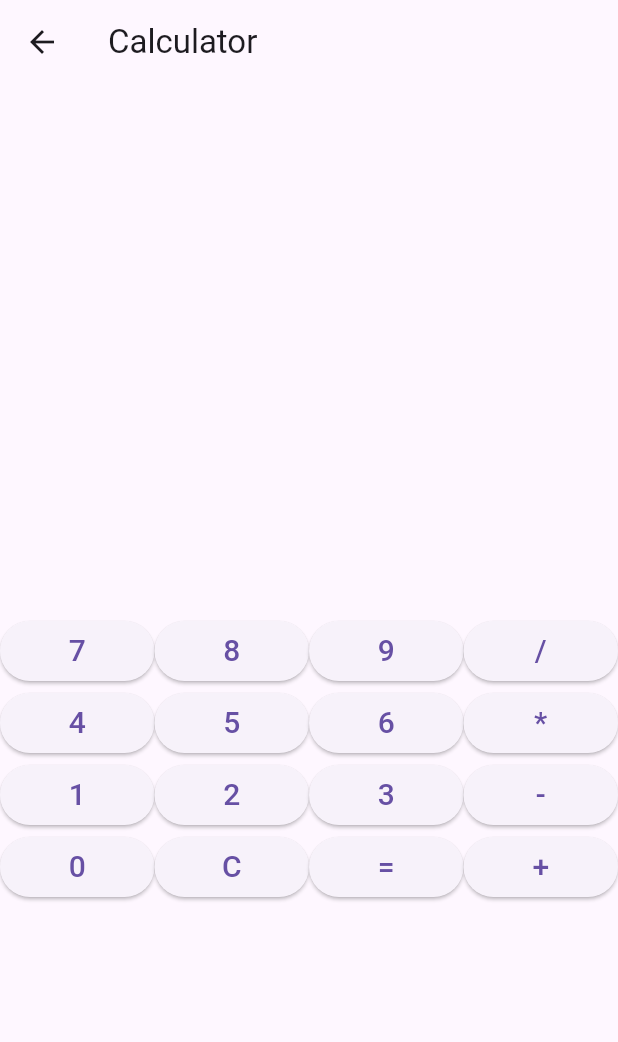
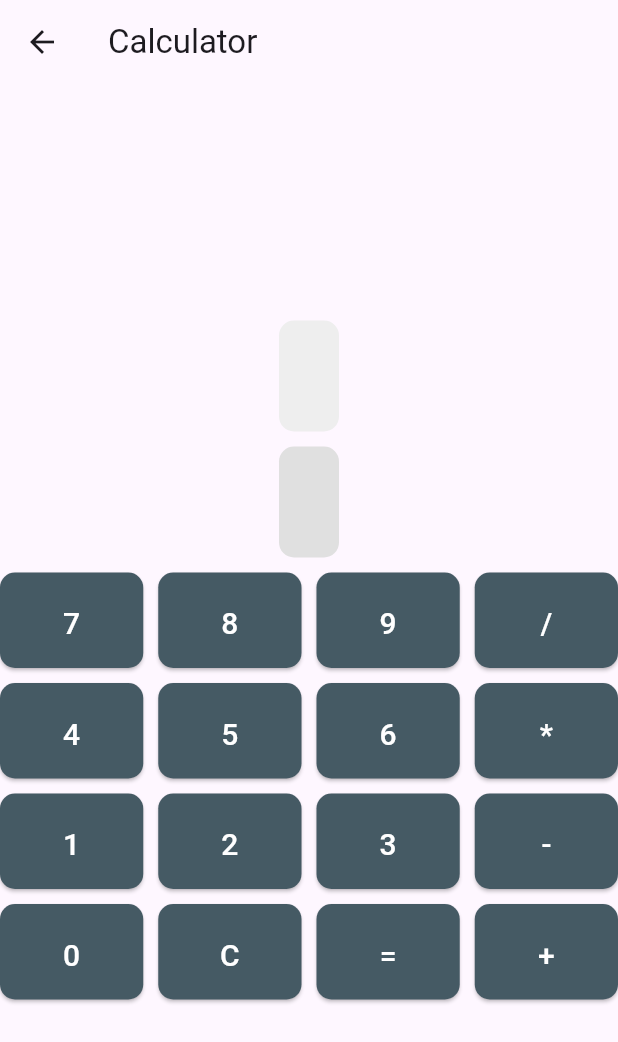
Before and after one commit to Saumya-Maurya/MDEV1005-Assignment-3-Flutter, a Flutter app: the screen it shows after launch, after a tap on "Calculator", on a phone screen of 412 x 824 dp. Shown: the top 1042 px of the screen. Run offline on Flutter 3.47's test engine with Material 3 defaults, Android fonts, the phone set to English and light mode, and no system bars; our stand-ins replace math_expressions; network calls fail.

Commit message:
Some UI Updates and Bug Fixes

```diff
--- a/lib/CalculatorPage.dart
+++ b/lib/CalculatorPage.dart
@@ -21,7 +21,7 @@ class _CalculatorPageState extends State<CalculatorPage> {
         try {
           Parser p = Parser();
           Expression exp = p.parse(_expression);
-          MyContextModel cm = MyContextModel(); // Renamed here
+          MyContextModel cm = MyContextModel();
           _result = exp.evaluate(EvaluationType.REAL, cm).toString();
         } catch (e) {
           _result = 'Error';
@@ -40,8 +40,12 @@ class _CalculatorPageState extends State<CalculatorPage> {
         mainAxisAlignment: MainAxisAlignment.center,
         children: [
           // Display
-          Padding(
-            padding: const EdgeInsets.all(16.0),
+          Container(
+            padding: const EdgeInsets.all(20),
+            decoration: BoxDecoration(
+              color: Colors.grey[200],
+              borderRadius: BorderRadius.circular(10),
+            ),
             child: Text(
               _expression,
               style: const TextStyle(fontSize: 24),
@@ -49,8 +53,13 @@ class _CalculatorPageState extends State<CalculatorPage> {
           ),
 
           // Result
-          Padding(
-            padding: const EdgeInsets.all(16.0),
+          Container(
+            margin: const EdgeInsets.symmetric(vertical: 10),
+            padding: const EdgeInsets.all(20),
+            decoration: BoxDecoration(
+              color: Colors.grey[300],
+              borderRadius: BorderRadius.circular(10),
+            ),
             child: Text(
               _result,
               style: const TextStyle(fontSize: 24),
@@ -58,41 +67,18 @@ class _CalculatorPageState extends State<CalculatorPage> {
           ),
 
           // Calculator buttons
-          Table(
-            children: [
-              TableRow(
-                children: [
-                  _buildButton('7'),
-                  _buildButton('8'),
-                  _buildButton('9'),
-                  _buildButton('/'),
-                ],
-              ),
-              TableRow(
-                children: [
-                  _buildButton('4'),
-                  _buildButton('5'),
-                  _buildButton('6'),
-                  _buildButton('*'),
-                ],
-              ),
-              TableRow(
-                children: [
-                  _buildButton('1'),
-                  _buildButton('2'),
-                  _buildButton('3'),
-                  _buildButton('-'),
-                ],
-              ),
-              TableRow(
-                children: [
-                  _buildButton('0'),
-                  _buildButton('C'),
-                  _buildButton('='),
-                  _buildButton('+'),
-                ],
-              ),
-            ],
+          GridView.builder(
+            shrinkWrap: true,
+            gridDelegate: const SliverGridDelegateWithFixedCrossAxisCount(
+              crossAxisCount: 4,
+              crossAxisSpacing: 10,
+              mainAxisSpacing: 10,
+              childAspectRatio: 1.5,
+            ),
+            itemCount: buttons.length,
+            itemBuilder: (context, index) {
+              return _buildButton(buttons[index]);
+            },
           ),
         ],
       ),
@@ -102,12 +88,26 @@ class _CalculatorPageState extends State<CalculatorPage> {
   Widget _buildButton(String buttonText) {
     return ElevatedButton(
       onPressed: () => _onButtonPressed(buttonText),
+      style: ElevatedButton.styleFrom(
+        primary: Colors.blueGrey[700],
+        padding: const EdgeInsets.all(20),
+        shape: RoundedRectangleBorder(
+          borderRadius: BorderRadius.circular(10),
+        ),
+      ),
       child: Text(
         buttonText,
-        style: const TextStyle(fontSize: 20),
+        style: const TextStyle(fontSize: 20, color: Colors.white),
       ),
     );
   }
+
+  List<String> buttons = [
+    '7', '8', '9', '/',
+    '4', '5', '6', '*',
+    '1', '2', '3', '-',
+    '0', 'C', '=', '+',
+  ];
 }
 
 class MyContextModel extends ContextModel {
--- a/lib/HomePage.dart
+++ b/lib/HomePage.dart
@@ -9,19 +9,32 @@ class HomePage extends StatelessWidget {
   @override
   Widget build(BuildContext context) {
     return Scaffold(
-      appBar: AppBar(title: Text('Home')),
+      appBar: AppBar(
+        title: Text('Home'),
+        leading: Container(), // Empty container to hide the back button on the home page
+      ),
       body: Center(
         child: Column(
           mainAxisAlignment: MainAxisAlignment.center,
           children: [
             // Welcome Message
-            Text('Welcome to the Home Page!'),
+            Text('Hello! Welcome to Our App!'),
+
+
+            // Image for Aesthetics
+            SizedBox(height: 20),
+            Image.asset(
+              'assets/luffy.png',
+              height: 150,
+              width: 150,
+              fit: BoxFit.cover,
+            ),
 
             // Buttons to navigate to other pages
             SizedBox(height: 20),
             _buildNavigationButton(context, 'Calculator', CalculatorPage()),
             SizedBox(height: 10),
-            _buildNavigationButton(context, 'API', ApiPage()),
+            _buildNavigationButton(context, 'Wallpapers', ApiPage()),
             SizedBox(height: 10),
             _buildNavigationButton(context, 'Notes', NotesPage()),
             SizedBox(height: 10),
--- a/lib/main.dart
+++ b/lib/main.dart
@@ -12,6 +12,7 @@
   @override
   Widget build(BuildContext context) {
     return MaterialApp(
+      debugShowCheckedModeBanner: false,
       title: 'Assignment-3-Flutter',
       initialRoute: '/',
       routes: {
--- a/pubspec.yaml
+++ b/pubspec.yaml
@@ -14,8 +14,11 @@ dependencies:
   math_expressions: ^2.0.4
   http: ^0.13.3
 
-
 dev_dependencies:
   flutter_test:
     sdk: flutter
   flutter_lints: ^3.0.0
+
+flutter:
+  assets:
+    - assets/luffy.png  # Assuming 'luffy.png' is the image file name
```
Also changed, not shown: lib/ApiPage.dart (+8 -2 lines), lib/NotesPage.dart (+17 -9 lines), lib/TicTacToePage.dart (+14 -6 lines), assets/luffy.png (added).
